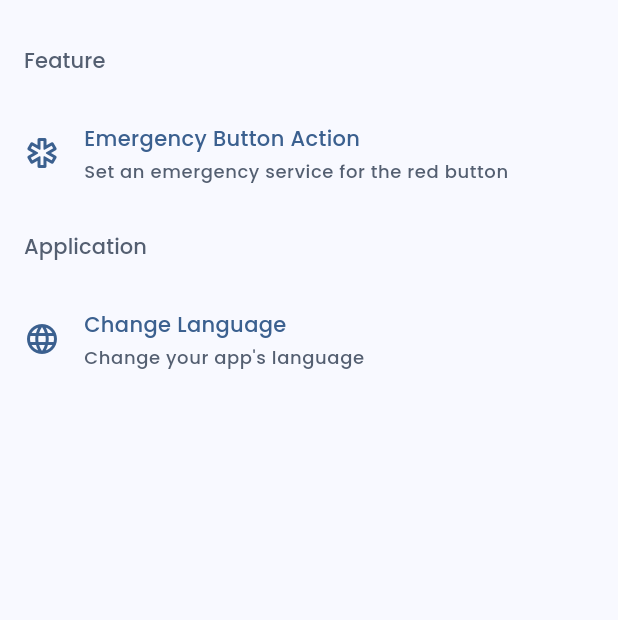
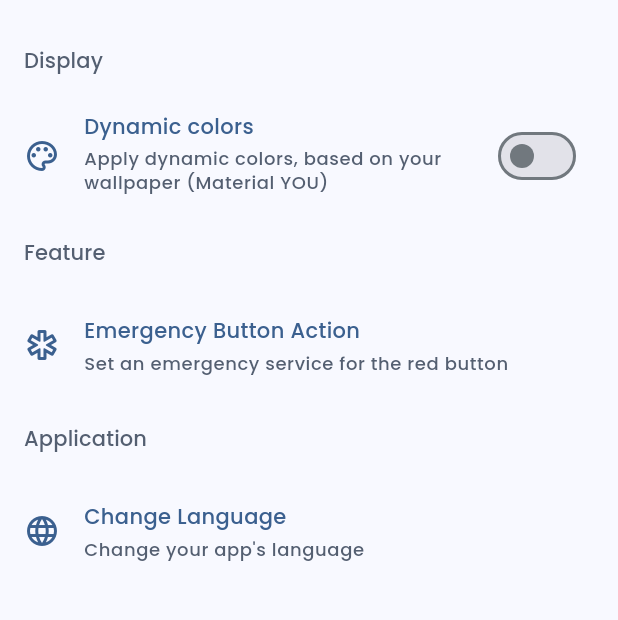
Before and after one commit to mervinhemaraju/mauritius-emergency-services, a Flutter app: the SettingsScreen screen opened by its route, on a phone screen of 412 x 824 dp, the part 63-683 px from its top. Run offline on Flutter 3.47's test engine with Material 3 defaults, Android fonts, the phone set to English and light mode, and no system bars; drawn by our look-alikes of dynamic_color; our stand-ins replace cached_network_image, connectivity_plus, dio, flutter_native_splash, flutter_riverpod, flutter_svg and 8 more; missing offline and left inert: android_intent_plus, pair, split_view; accounts and stored records are empty; generated files the repository leaves out were written again; network calls fail.

Commit message:
- Added dynamic colors functionality - Deactivated high contrast themes. (they are all using the same theme now)

```diff
--- a/assets/i18n/en.i18n.json
+++ b/assets/i18n/en.i18n.json
@@ -103,6 +103,13 @@
         },
         "settings": {
             "title": "settings",
+            "section_display": {
+                "title": "display",
+                "dynamic_colors": {
+                    "tile_title": "dynamic colors",
+                    "tile_subtitle": "apply dynamic colors, based on your wallpaper (Material YOU)"
+                }
+            },
             "section_feature": {
                 "title": "feature",
                 "emergency_button_action": {
--- a/assets/i18n/fr.i18n.json
+++ b/assets/i18n/fr.i18n.json
@@ -103,6 +103,13 @@
         },
         "settings": {
             "title": "paramètres",
+            "section_display": {
+                "title": "écran",
+                "dynamic_colors": {
+                    "tile_title": "couleurs dynamiques",
+                    "tile_subtitle": "appliquer des couleurs dynamiques, en fonction de votre fond d'écran (Material YOU)"
+                }
+            },
             "section_feature": {
                 "title": "fonctionnalité",
                 "emergency_button_action": {
--- a/lib/ui/pages/settings/settings.dart
+++ b/lib/ui/pages/settings/settings.dart
@@ -1,6 +1,8 @@
+import 'dart:io';
 import 'package:flutter/material.dart';
 import 'package:flutter_riverpod/flutter_riverpod.dart';
 import 'package:mauritius_emergency_services/generated/translations/strings.g.dart';
+import 'package:mauritius_emergency_services/providers/settings_providers.dart';
 import 'package:mauritius_emergency_services/ui/components/appbar_simple.dart';
 import 'package:mauritius_emergency_services/ui/components/list_items.dart';
 import 'package:mauritius_emergency_services/ui/pages/settings/emergency_button_dialog.dart';
@@ -24,25 +26,46 @@ class SettingsScreen extends ConsumerWidget {
           mainAxisAlignment: MainAxisAlignment.start,
           crossAxisAlignment: CrossAxisAlignment.stretch,
           children: [
-            // _SettingsHeaderTitle(
-            //   title: "Display",
-            // ),
-            // SettingsItem(
-            //   icon: Icons.color_lens_outlined,
-            //   title: "Dynamic Colors",
-            //   subtitle:
-            //       "Apply dynamic colors, based on your wallpaper (Material YOU)",
-            //   trailing: _DynamicColorSwitch(),
-            // ),
+            if (Platform.isAndroid) ...[
+              _SettingsHeaderTitle(
+                title: t.pages.settings.section_display.title.capitalize(),
+              ),
+              SettingsItem(
+                icon: Icons.color_lens_outlined,
+                title: t
+                    .pages
+                    .settings
+                    .section_display
+                    .dynamic_colors
+                    .tile_title
+                    .capitalize(),
+                subtitle: t
+                    .pages
+                    .settings
+                    .section_display
+                    .dynamic_colors
+                    .tile_subtitle
+                    .capitalize(),
+                trailing: const _DynamicColorSwitch(),
+              ),
+            ],
             _SettingsHeaderTitle(
               title: t.pages.settings.section_feature.title.capitalize(),
             ),
             SettingsItem(
               icon: Icons.emergency_outlined,
-              title: t.pages.settings.section_feature.emergency_button_action
+              title: t
+                  .pages
+                  .settings
+                  .section_feature
+                  .emergency_button_action
                   .tile_title
                   .capitalizeAll(),
-              subtitle: t.pages.settings.section_feature.emergency_button_action
+              subtitle: t
+                  .pages
+                  .settings
+                  .section_feature
+                  .emergency_button_action
                   .tile_subtitle
                   .capitalize(),
               onTap: () {
@@ -59,9 +82,17 @@ class SettingsScreen extends ConsumerWidget {
             SettingsItem(
               icon: Icons.language_outlined,
               title: t
-                  .pages.settings.section_application.change_language.tile_title
+                  .pages
+                  .settings
+                  .section_application
+                  .change_language
+                  .tile_title
                   .capitalizeAll(),
-              subtitle: t.pages.settings.section_application.change_language
+              subtitle: t
+                  .pages
+                  .settings
+                  .section_application
+                  .change_language
                   .tile_subtitle
                   .capitalize(),
               onTap: () {
@@ -79,20 +110,20 @@ class SettingsScreen extends ConsumerWidget {
 }
 
 // Simple switch widget
-// class _DynamicColorSwitch extends ConsumerWidget {
-//   const _DynamicColorSwitch();
+class _DynamicColorSwitch extends ConsumerWidget {
+  const _DynamicColorSwitch();
 
-//   @override
-//   Widget build(BuildContext context, WidgetRef ref) {
-//     final settings = ref.watch(settingsProvider);
+  @override
+  Widget build(BuildContext context, WidgetRef ref) {
+    final settings = ref.watch(mesSettingsProvider);
 
-//     return Switch(
-//       value: settings.isDynamicEnabled,
-//       onChanged: (value) =>
-//           ref.read(settingsProvider.notifier).toggleDynamic(value),
-//     );
-//   }
-// }
+    return Switch(
+      value: settings.isDynamicEnabled,
+      onChanged: (value) =>
+          ref.read(mesSettingsProvider.notifier).toggleDynamic(value),
+    );
+  }
+}
 
 class _SettingsHeaderTitle extends StatelessWidget {
   final String title;
@@ -106,9 +137,9 @@ class _SettingsHeaderTitle extends StatelessWidget {
       child: Text(
         title,
         style: Theme.of(context).textTheme.labelLarge?.copyWith(
-              fontWeight: FontWeight.w500,
-              color: Theme.of(context).colorScheme.secondary,
-            ),
+          fontWeight: FontWeight.w500,
+          color: Theme.of(context).colorScheme.secondary,
+        ),
       ),
     );
   }
--- a/pubspec.yaml
+++ b/pubspec.yaml
@@ -54,6 +54,7 @@ dependencies:
   flutter_native_splash: ^2.4.4
   freezed_annotation: ^3.1.0
   json_annotation: ^4.9.0
+  dynamic_color: ^1.8.1
 
 
 # Dev Dependencies
```
Also changed, not shown: lib/main.dart (+42 -16 lines), 1 other file.
